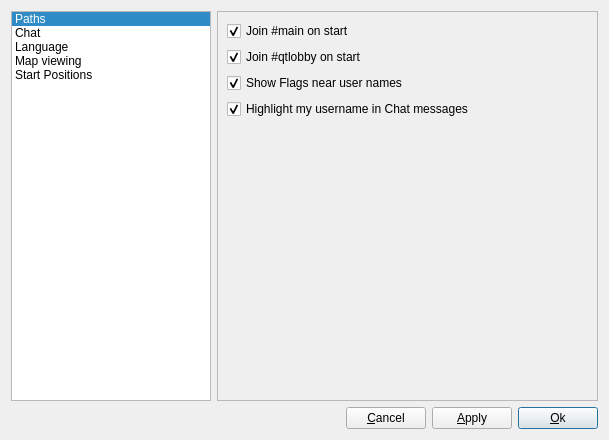
First picture: the form in ui/PreferenceWidget.ui, repository tizbac/qtlobby, before the edit.
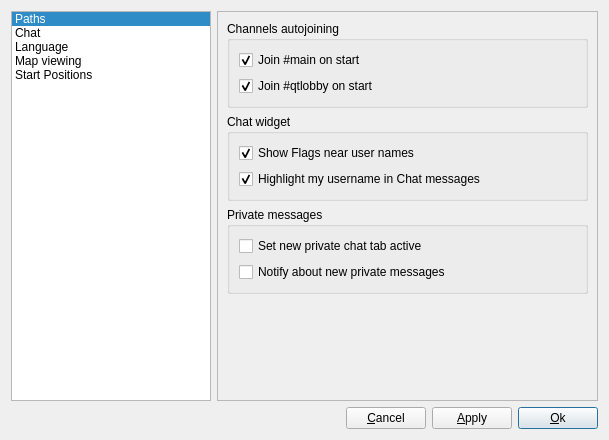
Second picture: the form after the edit. The open tabs and pages were chosen to show the change. Icons and pictures are not drawn.

Commit message: Fixed Issue 183 Now popping up new private chanel is optional. Also made private messages notification optional. Both are enabled by default.

The edit to the form file:
```diff
--- a/ui/PreferenceWidget.ui
+++ b/ui/PreferenceWidget.ui
@@ -109,8 +109,12 @@
      </property>
      <widget class="QWidget" name="pathWidget"/>
      <widget class="QWidget" name="chatWidget">
-      <layout class="QFormLayout" name="formLayout_2">
-       <item row="0" column="0">
+      <layout class="QVBoxLayout" name="verticalLayout_6">
+       <item>
+        <widget class="QGroupBox" name="groupBox_3">
+         <property name="title">
+          <string>Channels autojoining</string>
+         </property>
         <layout class="QVBoxLayout" name="verticalLayout">
          <item>
           <widget class="QCheckBox" name="joinMainCheckBox">
@@ -132,6 +136,15 @@
            </property>
           </widget>
          </item>
+         </layout>
+        </widget>
+       </item>
+       <item>
+        <widget class="QGroupBox" name="groupBox_6">
+         <property name="title">
+          <string>Chat widget</string>
+         </property>
+         <layout class="QVBoxLayout" name="verticalLayout_4">
          <item>
           <widget class="QCheckBox" name="chatShowFlagsCheckBox">
            <property name="text">
@@ -153,6 +166,43 @@
           </widget>
          </item>
         </layout>
+        </widget>
+       </item>
+       <item>
+        <widget class="QGroupBox" name="groupBox_7">
+         <property name="title">
+          <string>Private messages</string>
+         </property>
+         <layout class="QVBoxLayout" name="verticalLayout_5">
+          <item>
+           <widget class="QCheckBox" name="popupNewPrivateChannelCheckBox">
+            <property name="text">
+             <string>Set new private chat tab active</string>
+            </property>
+           </widget>
+          </item>
+          <item>
+           <widget class="QCheckBox" name="notifyNewPrivateMessagesCheckBox">
+            <property name="text">
+             <string>Notify about new private messages</string>
+            </property>
+           </widget>
+          </item>
+         </layout>
+        </widget>
+       </item>
+       <item>
+        <spacer name="verticalSpacer_2">
+         <property name="orientation">
+          <enum>Qt::Vertical</enum>
+         </property>
+         <property name="sizeHint" stdset="0">
+          <size>
+           <width>328</width>
+           <height>80</height>
+          </size>
+         </property>
+        </spacer>
        </item>
       </layout>
      </widget>
```
Left out of the diff: 2 changed lines with no effect on the pictures. Lines whose indentation alone changed are shown as unchanged. The commit also changes 3 other files.
